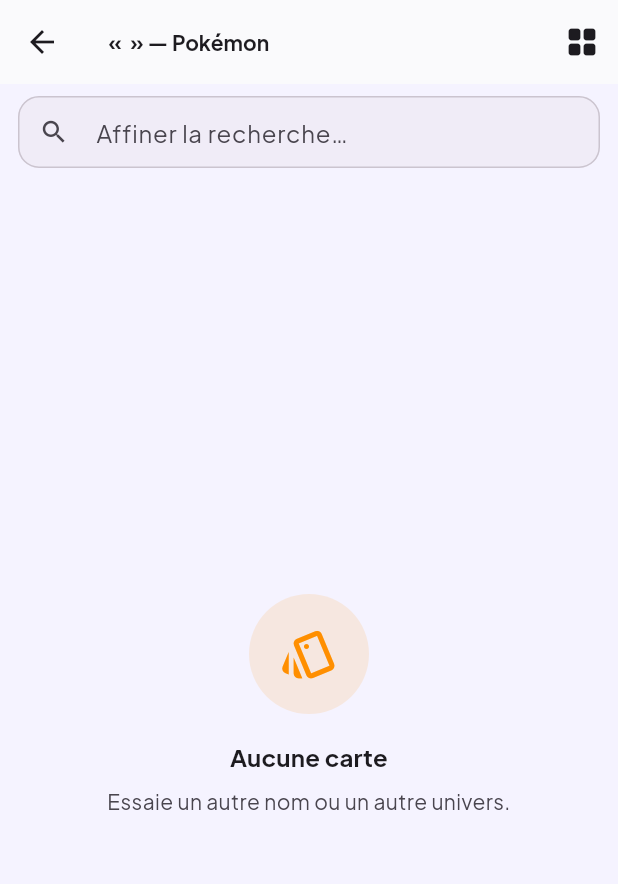
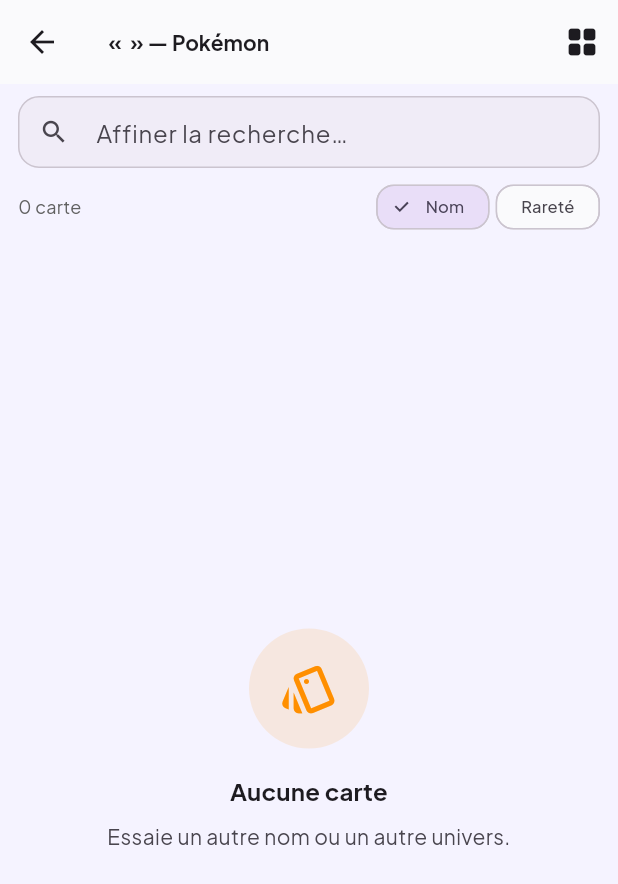
Before and after one commit to KiguelUry/CollectionApp, a Flutter app: the TcgGlobalSearchScreen screen opened directly with empty values, on a phone screen of 412 x 824 dp. Shown: the top 884 px of the screen. Run offline on Flutter 3.47's test engine with Material 3 defaults, Android fonts, the phone set to English and light mode, and no system bars; our stand-ins replace audioplayers, cached_network_image, flutter_dotenv, flutter_svg, google_fonts, image_picker and 4 more; missing offline and left inert: file_selector, mobile_scanner; accounts and stored records are empty.

Commit message:
Améliore recherche cartes, infos tuiles et fix BGG web XML.
Recherche globale jusqu'à 500 résultats avec tri par nom, tuiles enrichies (bloc/série/numéro), images Pokémon reconstruites via TCGdex. BGG web repasse en http.get (invoke cassait le XML).

Co-authored-by: Cursor <cursoragent@cursor.com>

```diff
--- a/lib/screens/tcg/tcg_global_search_screen.dart
+++ b/lib/screens/tcg/tcg_global_search_screen.dart
@@ -8,12 +8,15 @@ import '../../services/user_card_collection_service.dart';
 import '../../utils/card_quick_add.dart';
 import '../../utils/collection_grid_layout.dart';
 import '../../utils/tcg_bulk_add.dart';
+import '../../utils/tcg_card_display.dart';
 import '../../utils/tcg_rarity_order.dart';
 import '../../widgets/app_app_bar.dart';
 import '../../widgets/cover_preview_sheet.dart';
 import '../../widgets/tcg/tcg_catalog_card_tile.dart';
 import '../../widgets/ui/empty_state.dart';
 import '../../widgets/ui/loading_placeholder.dart';
+
+enum _GlobalSearchSort { name, rarity }
 
 /// Résultats de recherche catalogue (toutes séries confondues).
 class TcgGlobalSearchScreen extends StatefulWidget {
@@ -37,6 +40,7 @@ class _TcgGlobalSearchScreenState extends State<TcgGlobalSearchScreen> {
   bool _loading = true;
   late String _apiQuery;
   late final TextEditingController _searchController;
+  _GlobalSearchSort _sort = _GlobalSearchSort.name;
 
   @override
   void initState() {
@@ -75,6 +79,9 @@ class _TcgGlobalSearchScreenState extends State<TcgGlobalSearchScreen> {
         hits,
         widget.subcategory,
       );
+      if (widget.subcategory == CardSubcategory.pokemon) {
+        PokemonTcgService.fillMissingCardImages(cards);
+      }
       final svc = UserCardCollectionService();
       final owned = await svc.ownedCatalogIds(widget.subcategory);
       final wishlist = await svc.wishlistCatalogIds(widget.subcategory);
@@ -86,17 +93,16 @@ class _TcgGlobalSearchScreenState extends State<TcgGlobalSearchScreen> {
         _loading = false;
       });
       if (widget.subcategory == CardSubcategory.pokemon) {
-        _maybeEnrichPokemonRarities();
+        _maybeEnrichPokemonDetails();
       }
     } catch (_) {
       if (mounted) setState(() => _loading = false);
     }
   }
 
-  Future<void> _maybeEnrichPokemonRarities() async {
-    if (!_cards.any((c) => c.rarity == null || c.rarity!.isEmpty)) return;
+  Future<void> _maybeEnrichPokemonDetails() async {
     final copy = List<TcgCatalogCard>.from(_cards);
-    await PokemonTcgService.enrichRarities(copy);
+    await PokemonTcgService.enrichCardDetails(copy);
     if (!mounted) return;
     setState(() => _cards = copy);
   }
@@ -161,6 +167,11 @@ class _TcgGlobalSearchScreenState extends State<TcgGlobalSearchScreen> {
       list = list.where((c) => c.name.toLowerCase().contains(q)).toList();
     }
     final sorted = List<TcgCatalogCard>.from(list);
+    if (_sort == _GlobalSearchSort.name) {
+      sorted.sort(
+        (a, b) => a.name.toLowerCase().compareTo(b.name.toLowerCase()),
+      );
+    } else {
       sortTcgCardsByRarity(
         sorted,
         widget.subcategory,
@@ -168,6 +179,7 @@ class _TcgGlobalSearchScreenState extends State<TcgGlobalSearchScreen> {
         tieBreaker: (c) => c.name,
         numberOf: (c) => c.number,
       );
+    }
     return sorted;
   }
 
@@ -182,7 +194,10 @@ class _TcgGlobalSearchScreenState extends State<TcgGlobalSearchScreen> {
         children: [
           Padding(
             padding: const EdgeInsets.fromLTRB(12, 8, 12, 4),
-            child: TextField(
+            child: Column(
+              crossAxisAlignment: CrossAxisAlignment.stretch,
+              children: [
+                TextField(
                   decoration: const InputDecoration(
                     hintText: 'Affiner la recherche…',
                     isDense: true,
@@ -197,6 +212,47 @@ class _TcgGlobalSearchScreenState extends State<TcgGlobalSearchScreen> {
                     }
                   },
                   onChanged: (_) => setState(() {}),
+                ),
+                const SizedBox(height: 6),
+                Row(
+                  children: [
+                    Text(
+                      '${filtered.length} carte${filtered.length > 1 ? 's' : ''}',
+                      style: TextStyle(
+                        fontSize: 12,
+                        color: Colors.grey.shade700,
+                      ),
+                    ),
+                    const Spacer(),
+                    FilterChip(
+                      label: const Text('Nom', style: TextStyle(fontSize: 11)),
+                      selected: _sort == _GlobalSearchSort.name,
+                      onSelected: (_) =>
+                          setState(() => _sort = _GlobalSearchSort.name),
+                      visualDensity: VisualDensity.compact,
+                    ),
+                    const SizedBox(width: 4),
+                    FilterChip(
+                      label: const Text('Rareté', style: TextStyle(fontSize: 11)),
+                      selected: _sort == _GlobalSearchSort.rarity,
+                      onSelected: (_) =>
+                          setState(() => _sort = _GlobalSearchSort.rarity),
+                      visualDensity: VisualDensity.compact,
+                    ),
+                  ],
+                ),
+                if (!_loading && _cards.length >= 500)
+                  Padding(
+                    padding: const EdgeInsets.only(top: 4),
+                    child: Text(
+                      '500+ résultats max — affine ta recherche pour en voir plus.',
+                      style: TextStyle(
+                        fontSize: 10,
+                        color: Colors.orange.shade800,
+                      ),
+                    ),
+                  ),
+              ],
             ),
           ),
           Expanded(
@@ -218,7 +274,7 @@ class _TcgGlobalSearchScreenState extends State<TcgGlobalSearchScreen> {
                         gridDelegate: CollectionGridLayout.gridDelegate(
                           context,
                           mobileColumns: 3,
-                          childAspectRatio: 0.5,
+                          childAspectRatio: 0.42,
                           spacing: 4,
                         ),
                         itemCount: filtered.length,
@@ -229,6 +285,7 @@ class _TcgGlobalSearchScreenState extends State<TcgGlobalSearchScreen> {
                           return TcgCatalogCardTile(
                             name: card.name,
                             imageUrl: card.imageUrl,
+                            detailLines: tcgCatalogDetailLines(card),
                             accent: widget.subcategory.color,
                             owned: owned,
                             inWishlist: inWishlist,
--- a/lib/services/card_catalog_service.dart
+++ b/lib/services/card_catalog_service.dart
@@ -49,6 +49,10 @@ class CardCatalogService {
     return {
       'catalog_source': card['source'] ?? '',
       if ((card['set_name'] ?? '').isNotEmpty) 'set_name': card['set_name']!,
+      if ((card['block_name'] ?? '').isNotEmpty) 'block_name': card['block_name']!,
+      if ((card['series_name'] ?? '').isNotEmpty)
+        'series_name': card['series_name']!,
+      if ((card['set_total'] ?? '').isNotEmpty) 'set_total': card['set_total']!,
       if ((card['set_id'] ?? '').isNotEmpty) 'set_id': card['set_id']!,
       if ((card['set_code'] ?? '').isNotEmpty) 'set_code': card['set_code']!,
       if ((card['card_number'] ?? '').isNotEmpty)
--- a/lib/services/pokemon_tcg_service.dart
+++ b/lib/services/pokemon_tcg_service.dart
@@ -91,7 +91,10 @@ class PokemonTcgService {
     );
   }
 
-  static Future<List<TcgCatalogCard>> fetchCardsInSet(String setId) async {
+  static Future<List<TcgCatalogCard>> fetchCardsInSet(
+    String setId, {
+    TcgSetInfo? setInfo,
+  }) async {
     if (setId.isEmpty) return [];
     try {
       final response = await http.get(
@@ -101,10 +104,17 @@ class PokemonTcgService {
 
       final list = jsonDecode(response.body) as List<dynamic>;
       final cards = list
-          .map((raw) => _mapCatalogBrief(raw as Map<String, dynamic>, setId))
+          .map(
+            (raw) => _mapCatalogBrief(
+              raw as Map<String, dynamic>,
+              setId,
+              setInfo: setInfo,
+            ),
+          )
           .whereType<TcgCatalogCard>()
           .toList();
 
+      fillMissingCardImages(cards);
       return cards;
     } catch (e) {
       if (kDebugMode) debugPrint('TCGdex cards in set $setId: $e');
@@ -113,6 +123,76 @@ class PokemonTcgService {
   }
 
   static const _rarityBatch = 30;
+  static const _searchPageSize = 100;
+  static const _searchMaxPages = 5;
+
+  /// URL image TCGdex reconstruite depuis l'id carte (ex. sm115-12).
+  static String? tcgdexCardImageUrl(
+    String cardId, {
+    String? localId,
+    String lang = 'fr',
+  }) {
+    final dash = cardId.lastIndexOf('-');
+    if (dash <= 0) return null;
+    final setId = cardId.substring(0, dash);
+    final num = localId ?? cardId.substring(dash + 1);
+    final seriesMatch = RegExp(r'^[a-zA-Z]+').firstMatch(setId);
+    final series = seriesMatch?.group(0);
+    if (series == null || series.isEmpty || num.isEmpty) return null;
+    return 'https://assets.tcgdex.net/$lang/$series/$setId/$num/high.webp';
+  }
+
+  static void fillMissingCardImages(List<TcgCatalogCard> cards) {
+    for (var i = 0; i < cards.length; i++) {
+      cards[i] = _ensureCardImage(cards[i]);
+    }
+  }
+
+  static TcgCatalogCard _ensureCardImage(TcgCatalogCard card) {
+    if (card.imageUrl != null && card.imageUrl!.isNotEmpty) return card;
+    final url = tcgdexCardImageUrl(card.id, localId: card.number);
+    if (url == null) return card;
+    return TcgCatalogCard(
+      id: card.id,
+      name: card.name,
+      imageUrl: url,
+      setName: card.setName,
+      number: card.number,
+      rarity: card.rarity,
+      raw: card.raw,
+    );
+  }
+
+  /// Complète images + raretés manquantes.
+  static Future<void> enrichCardDetails(List<TcgCatalogCard> cards) async {
+    fillMissingCardImages(cards);
+    await enrichRarities(cards);
+    final stillMissing = cards
+        .where((c) => c.imageUrl == null || c.imageUrl!.isEmpty)
+        .toList();
+    if (stillMissing.isEmpty) return;
+    for (final chunk in _chunks(stillMissing, _rarityBatch)) {
+      final details = await Future.wait(
+        chunk.map((card) => _fetchCardById(card.id)),
+      );
+      for (var i = 0; i < chunk.length; i++) {
+        final d = details[i];
+        if (d?.imageUrl == null || d!.imageUrl!.isEmpty) continue;
+        final idx = cards.indexWhere((c) => c.id == chunk[i].id);
+        if (idx < 0) continue;
+        final old = cards[idx];
+        cards[idx] = TcgCatalogCard(
+          id: old.id,
+          name: old.name,
+          imageUrl: d.imageUrl,
+          setName: old.setName ?? d.setName,
+          number: old.number,
+          rarity: old.rarity ?? d.rarity,
+          raw: {...old.raw, ...d.raw},
+        );
+      }
+    }
+  }
 
   /// Complète les raretés manquantes (liste TCGdex sans détail).
   static Future<void> enrichRarities(List<TcgCatalogCard> cards) async {
@@ -163,27 +243,38 @@ class PokemonTcgService {
     if (q.length < 2) return [];
 
     try {
-      final response = await http.get(_uri('/cards', {'name': q}));
-      if (response.statusCode != 200) return [];
+      final hits = <Map<String, String>>[];
 
-      final list = jsonDecode(response.body) as List<dynamic>;
-      final ids = list
-          .take(30)
-          .map((raw) => (raw as Map<String, dynamic>)['id']?.toString() ?? '')
-          .where((id) => id.isNotEmpty)
-          .toList();
+      for (var page = 1; page <= _searchMaxPages; page++) {
+        final response = await http.get(_uri('/cards', {
+          'name': q,
+          'pagination:page': page.toString(),
+          'pagination:itemsPerPage': _searchPageSize.toString(),
+          'sort:field': 'name',
+          'sort:order': 'ASC',
+        }));
+        if (response.statusCode != 200) break;
 
-      final cards = await Future.wait(ids.map(_fetchCardById));
-      return cards
-          .whereType<TcgCatalogCard>()
-          .map(
-            (card) => {
-              'title': card.name,
-              'image_url': card.imageUrl ?? '',
-              ...card.raw,
-            },
-          )
-          .toList();
+        final list = jsonDecode(response.body) as List<dynamic>;
+        if (list.isEmpty) break;
+
+        for (final raw in list) {
+          final map = raw as Map<String, dynamic>;
+          final id = map['id']?.toString() ?? '';
+          final card = _mapCatalogBrief(map, _setIdFromCardId(id));
+          if (card == null) continue;
+          final enriched = _ensureCardImage(card);
+          hits.add({
+            'title': enriched.name,
+            'image_url': enriched.imageUrl ?? '',
+            ...enriched.raw,
+          });
+        }
+
+        if (list.length < _searchPageSize) break;
+      }
+
+      return hits;
     } catch (e) {
       if (kDebugMode) debugPrint('TCGdex search: $e');
       return [];
@@ -217,22 +308,28 @@ class PokemonTcgService {
 
   static TcgCatalogCard? _mapCatalogBrief(
     Map<String, dynamic> card,
-    String setId,
-  ) {
+    String setId, {
+    TcgSetInfo? setInfo,
+  }) {
     final name = card['name'] as String?;
     if (name == null || name.isEmpty) return null;
 
     final id = card['id']?.toString() ?? '';
+    final setName = setInfo?.displayName ?? '';
     return TcgCatalogCard(
       id: id,
       name: name,
-      imageUrl: _imageUrl(card['image']),
+      imageUrl: _imageUrl(card['image']) ?? tcgdexCardImageUrl(id, localId: card['localId']?.toString()),
+      setName: setName.isNotEmpty ? setName : null,
       number: card['localId']?.toString(),
       rarity: card['rarity']?.toString(),
       raw: _rawMeta(
         id,
         setId: setId,
-        setName: '',
+        setName: setName,
+        setCode: setInfo?.code,
+        blockName: setInfo?.seriesName,
+        setTotal: setInfo?.totalCards,
         number: card['localId']?.toString(),
         rarity: card['rarity']?.toString(),
         types: _typesList(card['types']),
@@ -261,6 +358,7 @@ class PokemonTcgService {
         setId: setId,
         setName: set?['name']?.toString() ?? '',
         setCode: abbr?['official']?.toString(),
+        blockName: set?['serie']?['name']?.toString(),
         number: card['localId']?.toString(),
         rarity: card['rarity']?.toString(),
         types: _typesList(card['types']),
@@ -278,6 +376,8 @@ class PokemonTcgService {
     required String setId,
     String setName = '',
     String? setCode,
+    String? blockName,
+    int? setTotal,
     String? number,
     String? rarity,
     List<String> types = const [],
@@ -288,6 +388,9 @@ class PokemonTcgService {
       'set_id': setId,
       if (setCode != null && setCode.isNotEmpty) 'set_code': setCode,
       if (setName.isNotEmpty) 'set_name': setName,
+      if (blockName != null && blockName.isNotEmpty) 'block_name': blockName,
+      if (blockName != null && blockName.isNotEmpty) 'series_name': blockName,
+      if (setTotal != null && setTotal > 0) 'set_total': setTotal.toString(),
       if (number != null && number.isNotEmpty) 'card_number': number,
       if (rarity != null && rarity.isNotEmpty) 'rarity': rarity,
       if (types.isNotEmpty) 'types': types.join(','),
--- /dev/null
+++ b/lib/utils/tcg_card_display.dart
@@ -0,0 +1,29 @@
+import '../models/tcg_set_info.dart';
+
+/// Lignes d'info sous la vignette catalogue (bloc, série, numéro).
+List<String> tcgCatalogDetailLines(
+  TcgCatalogCard card, {
+  String? blockName,
+  String? setName,
+  int? setTotal,
+}) {
+  final lines = <String>[];
+  final block =
+      blockName ?? card.raw['block_name'] ?? card.raw['series_name'];
+  final set = setName ?? card.setName ?? card.raw['set_name'];
+  if (block != null && block.trim().isNotEmpty) {
+    lines.add('Bloc : ${block.trim()}');
+  }
+  if (set != null && set.trim().isNotEmpty) {
+    lines.add('Série : ${set.trim()}');
+  }
+  final num = card.number ?? card.raw['card_number'];
+  final total =
+      setTotal ?? int.tryParse(card.raw['set_total'] ?? '');
+  if (num != null && num.trim().isNotEmpty) {
+    lines.add(
+      total != null && total > 0 ? 'N° : $num/$total' : 'N° : $num',
+    );
+  }
+  return lines;
+}
```
Also changed, not shown: lib/screens/tcg/tcg_set_cards_screen.dart (+24 -6 lines), lib/services/bgg_service.dart (+25 -43 lines), lib/widgets/tcg/tcg_catalog_card_tile.dart (+28 -5 lines). Lines whose indentation alone changed are shown as unchanged.
